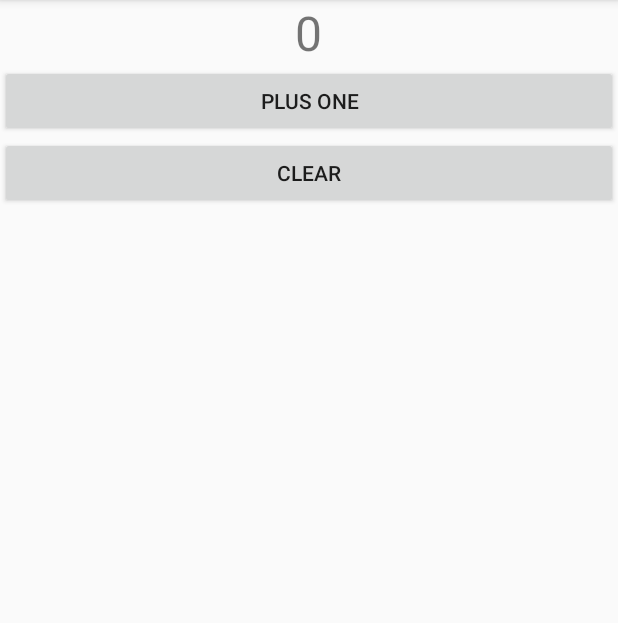
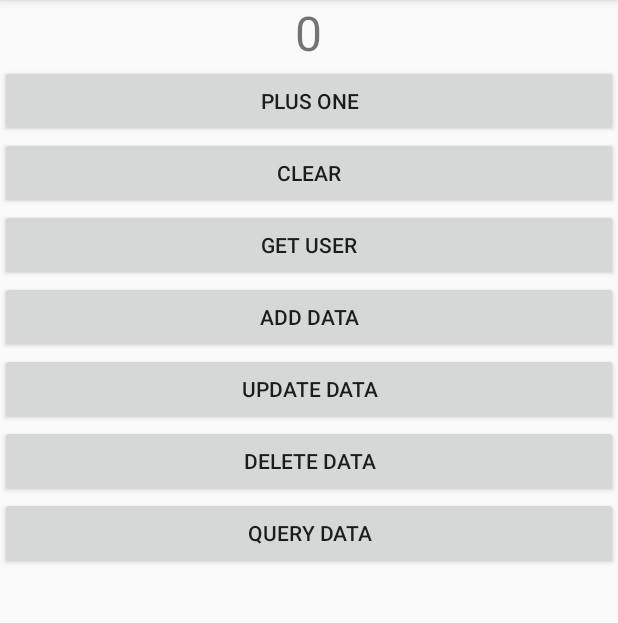
Before and after one commit to Xxxxcy/Android-code, an Android app: the screen it shows after launch (MainActivity), on a phone screen of 412 x 824 dp, the part 84-707 px from its top. Run offline under Robolectric (Android 15) with nearby library versions, the phone set to English and light mode, and no system bars; our stand-ins replace Room's generated code; 1 statement that could not run was skipped.

Commit message:
8.3 - 21.13

```diff
--- a/JetpackTest/app/build.gradle
+++ b/JetpackTest/app/build.gradle
@@ -1,6 +1,7 @@
 apply plugin: 'com.android.application'
 apply plugin: 'kotlin-android'
 apply plugin: 'kotlin-android-extensions'
+apply plugin: 'kotlin-kapt'
 
 android {
     compileSdkVersion 30
@@ -35,6 +36,9 @@ dependencies {
     implementation 'androidx.appcompat:appcompat:1.1.0'
     implementation 'androidx.constraintlayout:constraintlayout:1.1.3'
     implementation 'androidx.lifecycle:lifecycle-extensions:2.1.0'
+    implementation 'androidx.room:room-runtime:2.1.0'
+    kapt "androidx.room:room-compiler:2.1.0"
+
     testImplementation 'junit:junit:4.12'
     androidTestImplementation 'androidx.test.ext:junit:1.1.1'
     androidTestImplementation 'androidx.test.espresso:espresso-core:3.2.0'
--- /dev/null
+++ b/JetpackTest/app/src/main/java/com/example/jetpacktest/AppDatabase.kt
@@ -0,0 +1,62 @@
+package com.example.jetpacktest
+
+import android.content.Context
+import androidx.room.Database
+import androidx.room.Room
+import androidx.room.RoomDatabase
+import androidx.room.migration.Migration
+import androidx.sqlite.db.SupportSQLiteDatabase
+
+//Room 第三步 定义 Database
+//定义：数据库版本号 包含哪些实体类 提供Dao层的访问实例
+//@Database(version = 1, entities = [User::class])
+
+//改写升级逻辑
+@Database(version = 2, entities = [Book::class])
+
+//AppDatabase 必须继承自  RoomDatabase 且必须声明为抽象类
+//提供相应的抽象方法 获取之前编写的Dao的实例
+abstract class AppDatabase: RoomDatabase() {
+
+    abstract fun userDao(): UserDao
+
+    abstract fun bookDao(): BookDao
+
+    //编写一个单例模式 原则上只存在一份 AppDatabase实例
+    companion object{
+
+        //实现一个匿名类  表示数据库从1 升级到 2的时候 执行其中的逻辑
+        val MIGRATION_1_2 = object : Migration(1,2) {
+
+            //在 migrate方法中 编写建表语句
+            //Book表汇总的建表语句必须和Book实体类中相同 不然会抛出异常
+            override fun migrate(database: SupportSQLiteDatabase) {
+
+                database.execSQL("create table Book (id integer primary key autoincrement not null, name text not null, pages integer not null)")
+            }
+        }
+
+        private var instance: AppDatabase? = null
+
+        @Synchronized
+        fun getDatabase(context: Context): AppDatabase {
+            //不为空直接返回
+            instance?.let{
+                return it
+            }
+
+            //否则 用 Room.databaseBuilder 创建一个 AppDatabase实例
+            //第一个参数 必须使用 context.applicationContext 否则可能内存泄露
+            //第二个参数 AppDatabase实例 的Class类型
+            //第三个参数 数据库名
+            return Room.databaseBuilder(context.applicationContext,
+            AppDatabase::class.java, "app_database")
+                .addMigrations(MIGRATION_1_2)
+                .build().apply {
+                instance = this
+            }
+
+        }
+    }
+
+}
--- /dev/null
+++ b/JetpackTest/app/src/main/java/com/example/jetpacktest/BookDao.kt
@@ -0,0 +1,16 @@
+package com.example.jetpacktest
+
+import androidx.room.Dao
+import androidx.room.Insert
+import androidx.room.Query
+
+@Dao
+interface BookDao {
+
+    @Insert
+    fun insertBook(book: Book): Long
+
+    @Query("select * from Book")
+    fun loadAllBooks(): List<Book>
+
+}
--- a/JetpackTest/app/src/main/java/com/example/jetpacktest/MainActivity.kt
+++ b/JetpackTest/app/src/main/java/com/example/jetpacktest/MainActivity.kt
@@ -4,9 +4,12 @@ import android.content.Context
 import android.content.SharedPreferences
 import androidx.appcompat.app.AppCompatActivity
 import android.os.Bundle
+import android.util.Log
 import androidx.core.content.edit
+import androidx.lifecycle.Observer
 import androidx.lifecycle.ViewModelProviders
 import kotlinx.android.synthetic.main.activity_main.*
+import kotlin.concurrent.thread
 
 //手机在旋转的时候 Activity会重建 并且不会保留数据
 //通过ViewModel来解决
@@ -33,28 +36,73 @@ class MainActivity : AppCompatActivity() {
                     .get(MainViewModel::class.java)
 
         plueOneBtn.setOnClickListener {
-            viewModel.counter++
-            refershCounter()
+            viewModel.plusOne()
         }
 
         clearBtn.setOnClickListener {
-            viewModel.counter = 0
-            refershCounter()
+            viewModel.clear()
         }
 
-        refershCounter()
+        getUserBtn.setOnClickListener {
+            val userId = (0..10000).random().toString()
+            //获取ID数据
+            viewModel.getUser(userId)
+        }
+
+        //观察数据 并显示在TextView上
+        viewModel.user.observe(this, Observer {
+            user -> infoText.text = user.firstName
+        })
 
         //调用getLifecycle 获得lifecycle 对象 然后通过addObserver 来观察生命周期
         //最后 将MyObserver() 实例传入
         //Activity 继承自AppCompatActivity() 或者 Fragment 继承自androidx.fragment.app.Fragment
         //则它本身就是一个LifecycleOwner的实例 Androidx库已经自动完成了
-        lifecycle.addObserver(MyObserver())
+        //lifecycle.addObserver(MyObserver())
+
+        //通过MainViewModel 中的 count 变成了 LiveData 对象
+        //任何LivaData对象都可以调用 observe方法来观察 数据对象
+        viewModel.counter.observe(this, Observer {
+                count -> infoText.text = count.toString()
+        })
+
+        val userDao = AppDatabase.getDatabase(this).userDao()
+        val user1 = User("Tom", "Brady", 40)
+        val user2 = User("Tom", "Hanks", 63)
+
+        addDataBtn.setOnClickListener {
+            thread {
+                user1.id = userDao.insertUser(user1)
+                user2.id = userDao.insertUser(user2)
+            }
+        }
+
+        updateDataBtn.setOnClickListener {
+            thread {
+                user1.age = 42
+                userDao.updateUser(user1)
+            }
+        }
+
+        deleteDataBtn.setOnClickListener {
+            thread {
+                userDao.deleteUserByLastName("Brady")
+            }
+        }
+
+        queryDataBtn.setOnClickListener {
+            thread {
+                for (user in userDao.loadAllUsers()) {
+                    Log.d("MainActivity", user.toString())
+                }
+            }
+        }
     }
 
     override fun onPause() {
         super.onPause()
         sp.edit {
-            putInt("count_reserved", viewModel.counter)
+            putInt("count_reserved", viewModel.counter.value ?: 0)
         }
     }
 
--- a/JetpackTest/app/src/main/java/com/example/jetpacktest/MainViewModel.kt
+++ b/JetpackTest/app/src/main/java/com/example/jetpacktest/MainViewModel.kt
@@ -1,10 +1,65 @@
 package com.example.jetpacktest
 
+import androidx.lifecycle.LiveData
+import androidx.lifecycle.MutableLiveData
+import androidx.lifecycle.Transformations
 import androidx.lifecycle.ViewModel
 
 //添加一个参数 用于保存之前的计数
 class MainViewModel(countReserved: Int) : ViewModel(){
 
-    var counter = countReserved
+    //保证ViewModel的封装性  只暴露不可变的LiveData给外界
+    val counter : LiveData<Int>
+        get() = _counter
+
+    //定义一个 MutableLiveData对象 并指定泛型
+    private  val _counter = MutableLiveData<Int>()
+
+    //通过LiveData 来通知观察
+    init {
+        //保存之前的参数
+        //setvalue 在主线程中调用 设置数据
+        _counter.value = countReserved
+    }
+
+    fun plusOne() {
+
+        //若 getvalue 得到的数为0 则用 ?: 运算符 用0 作为默认计数
+        val count= _counter.value ?: 0
+        _counter.value = count + 1
+    }
+
+    fun clear() {
+        _counter.value = 0
+    }
+
+    //定义一个 userIdLiveData 用来观察 UserId 的变化
+    private val userIdLiveData = MutableLiveData<String>()
+
+    //定义一个 get 函数 调用 Repository 的 get 函数来回去 LiveData 对象
+    fun getUser(userId: String) {
+        userIdLiveData.value = userId
+    }
+
+    //传入的UserId 设置在 userIdLiveData 中 一旦发生变化就会调用 switchMap
+    //switchMap其中转换函数(Repository.getUser) 返回真实值
+    //Repository.getUser返回的 LiveData对象会转换成一个可观察的 LiveData对象
+    val user: LiveData<User> = Transformations.switchMap(userIdLiveData) { userId ->
+        Repository.getUser(userId)
+    }
+
+    //ViewModel中获取数据的方法可能是没有参数的
+    private val refreshLiveData = MutableLiveData<Any?>()
+
+    val refershResult = Transformations.switchMap(refreshLiveData) {
+        //调用一次赋值函数 有数据变化 就可以对新数据进行 变换 观察
+        //Repository.refresh()
+        Repository.getUser("")
+    }
+
+    fun refresh() {
+        //重新进行一个赋值 可以出发一次数据变化
+        refreshLiveData.value = refreshLiveData.value
+    }
 
 }
--- a/JetpackTest/app/src/main/java/com/example/jetpacktest/MyObserver.kt
+++ b/JetpackTest/app/src/main/java/com/example/jetpacktest/MyObserver.kt
@@ -5,9 +5,13 @@ import androidx.lifecycle.Lifecycle
 import androidx.lifecycle.LifecycleObserver
 import androidx.lifecycle.OnLifecycleEvent
 
-class MyObserver : LifecycleObserver {
+// Lifecycles 让任何一个类都可以感知Activity的生命周期
+
+//传递对象 主动感知生命周期
+class MyObserver(val lifecycle: Lifecycle) : LifecycleObserver {
 
     //调用注解 传入生命周期事件
+    //分别在 生命周期开始和结束的时候调用
     @OnLifecycleEvent(Lifecycle.Event.ON_START)
     fun activityStart() {
         Log.d("MyObserver", "activityStart")
--- /dev/null
+++ b/JetpackTest/app/src/main/java/com/example/jetpacktest/User.kt
@@ -0,0 +1,14 @@
+package com.example.jetpacktest
+
+import androidx.room.Entity
+import androidx.room.PrimaryKey
+
+//加上注解 声明为一个实体类
+//Room 的 第一步
+@Entity
+data class User(var firstName: String, var lastName: String, var age: Int) {
+
+    //使用注解 声明为主键
+    @PrimaryKey(autoGenerate = true)
+    var id: Long = 0
+}
--- /dev/null
+++ b/JetpackTest/app/src/main/java/com/example/jetpacktest/UserDao.kt
@@ -0,0 +1,33 @@
+package com.example.jetpacktest
+
+import androidx.room.*
+
+//编写 Dao Room中 对数据库操作进行封装 Room 第二步
+
+//添加Dao注解 Room会识别成一个Dao
+@Dao
+interface UserDao {
+
+    //添加注解  会把参数插入表中 并自动生成主键返回
+    //插入 更新 删除 不需要写SQL 直接添加注解就行
+    @Insert
+    fun insertUser(user: User): Long
+
+    @Update
+    fun updateUser(newUser: User)
+
+    //对其中进行查找数据 需要写SQL语句
+    @Query("select * from User")
+    fun loadAllUsers(): List<User>
+
+    @Query("select * from User where age > :age")
+    fun loadUsersOlderThan(age: Int): List<User>
+
+    @Delete
+    fun deleteUser(user: User)
+
+    //非实体类参数 来增删查改数据 也要写SQL语句
+    @Query("delete from User where lastName = :lastName")
+    fun deleteUserByLastName(lastName: String): Int
+
+}
--- a/JetpackTest/app/src/main/res/layout/activity_main.xml
+++ b/JetpackTest/app/src/main/res/layout/activity_main.xml
@@ -26,4 +26,39 @@
         android:layout_gravity="center_horizontal"
         android:text="Clear" />
 
+    <Button
+        android:id="@+id/getUserBtn"
+        android:layout_width="match_parent"
+        android:layout_height="wrap_content"
+        android:layout_gravity="center_horizontal"
+        android:text="Get User" />
+
+    <Button
+        android:id="@+id/addDataBtn"
+        android:layout_width="match_parent"
+        android:layout_height="wrap_content"
+        android:layout_gravity="center_horizontal"
+        android:text="Add Data"/>
+
+    <Button
+        android:id="@+id/updateDataBtn"
+        android:layout_width="match_parent"
+        android:layout_height="wrap_content"
+        android:layout_gravity="center_horizontal"
+        android:text="Update Data"/>
+
+    <Button
+        android:id="@+id/deleteDataBtn"
+        android:layout_width="match_parent"
+        android:layout_height="wrap_content"
+        android:layout_gravity="center_horizontal"
+        android:text="Delete Data"/>
+
+    <Button
+        android:id="@+id/queryDataBtn"
+        android:layout_width="match_parent"
+        android:layout_height="wrap_content"
+        android:layout_gravity="center_horizontal"
+        android:text="Query Data"/>
+
 </LinearLayout>
```
Also changed, not shown: JetpackTest/app/src/main/java/com/example/jetpacktest/Book.kt (added, +11 -0 lines), JetpackTest/app/src/main/java/com/example/jetpacktest/Repository.kt (added, +15 -0 lines).
